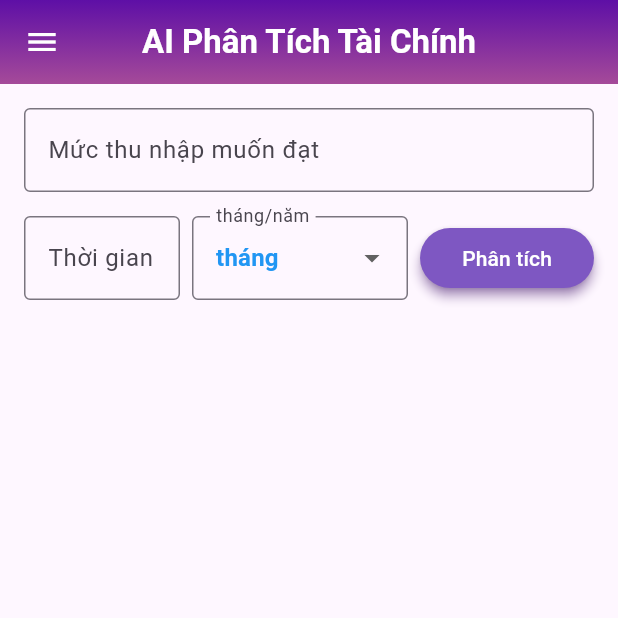
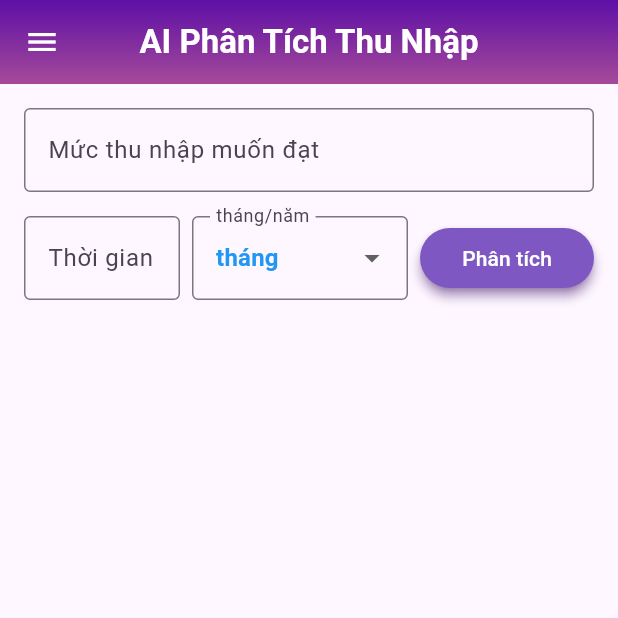
Before and after one commit to devLifeAg/AppHoTroNhanVienPetSpa, a Flutter app: the Phantichtaichinh screen opened directly with empty values, on a phone screen of 412 x 824 dp, the top half of it. Run offline on Flutter 3.47's test engine with Material 3 defaults, Android fonts, the light colour scheme and no system bars; our stand-ins replace flutter_markdown, fluttertoast, shared_preferences; accounts and stored records are empty.

Commit message:
sửa bảng lương và title phân tích

```diff
--- a/lib/activity/PhanTichTaiChinh.dart
+++ b/lib/activity/PhanTichTaiChinh.dart
@@ -94,7 +94,7 @@ class _PhanTichTaiChinhState extends State<Phantichtaichinh> {
               centerTitle: true, // Căn giữa tiêu đề
               iconTheme: const IconThemeData(color: Colors.white),
               title: const Text(
-                "AI Phân Tích Tài Chính",
+                "AI Phân Tích Thu Nhập",
                 style: TextStyle(color: white, fontWeight: FontWeight.bold),
               ),
               flexibleSpace: Container(
--- a/lib/navBar.dart
+++ b/lib/navBar.dart
@@ -132,7 +132,7 @@ class _NavBarState extends State<Navbar> with WidgetsBindingObserver {
           ListTile(
               leading: const Icon(Icons.equalizer),
               title: Text(
-                "Phân tích tài chính",
+                "Phân tích thu nhập",
                 style: TextStyle(
                     fontWeight: selectedIndex == 4
                         ? FontWeight.bold
--- a/lib/util/myHelper.dart
+++ b/lib/util/myHelper.dart
@@ -24,10 +24,7 @@ class Myhelper {
     return format.format(value);
   }
 
-  int getSoNgayTrongThang() {
-    DateTime now = DateTime.now();
-    int thang = now.month;
-    int nam = now.year;
+  int getSoNgayTrongThang(int thang, int nam) {
     if (thang < 1 || thang > 12) return -1; // Tháng không hợp lệ
 
     List<int> ngayTrongThang = [31, 28, 31, 30, 31, 30, 31, 31, 30, 31, 30, 31];
```
Also changed, not shown: lib/activity/XemLuong.dart (+3 -4 lines).
